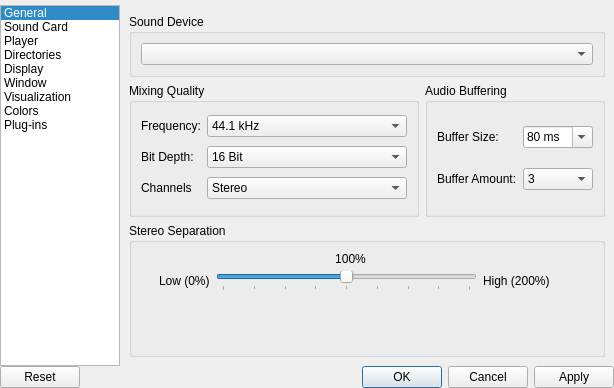
Above: ui/SetupWindow.ui from ModPlugPlayer/ModPlugPlayer before the change. Below: the same form after it.
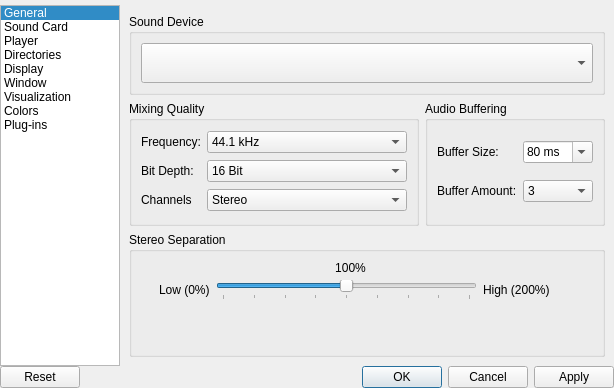
That is the form after the change.

```diff
--- a/ui/SetupWindow.ui
+++ b/ui/SetupWindow.ui
@@ -206,11 +206,23 @@
               <item row="0" column="0">
                <widget class="QComboBox" name="soundDevices">
                 <property name="sizePolicy">
-                 <sizepolicy hsizetype="Preferred" vsizetype="Preferred">
+                 <sizepolicy hsizetype="Preferred" vsizetype="Fixed">
                   <horstretch>0</horstretch>
                   <verstretch>0</verstretch>
                  </sizepolicy>
                 </property>
+                <property name="minimumSize">
+                 <size>
+                  <width>0</width>
+                  <height>40</height>
+                 </size>
+                </property>
+                <property name="styleSheet">
+                 <string notr="true">QComboBox {
+padding-top:1px;
+padding-left:9px;
+}</string>
+                </property>
                </widget>
               </item>
              </layout>
```
Left out of the diff: 2 changed lines with no effect on the pictures.
